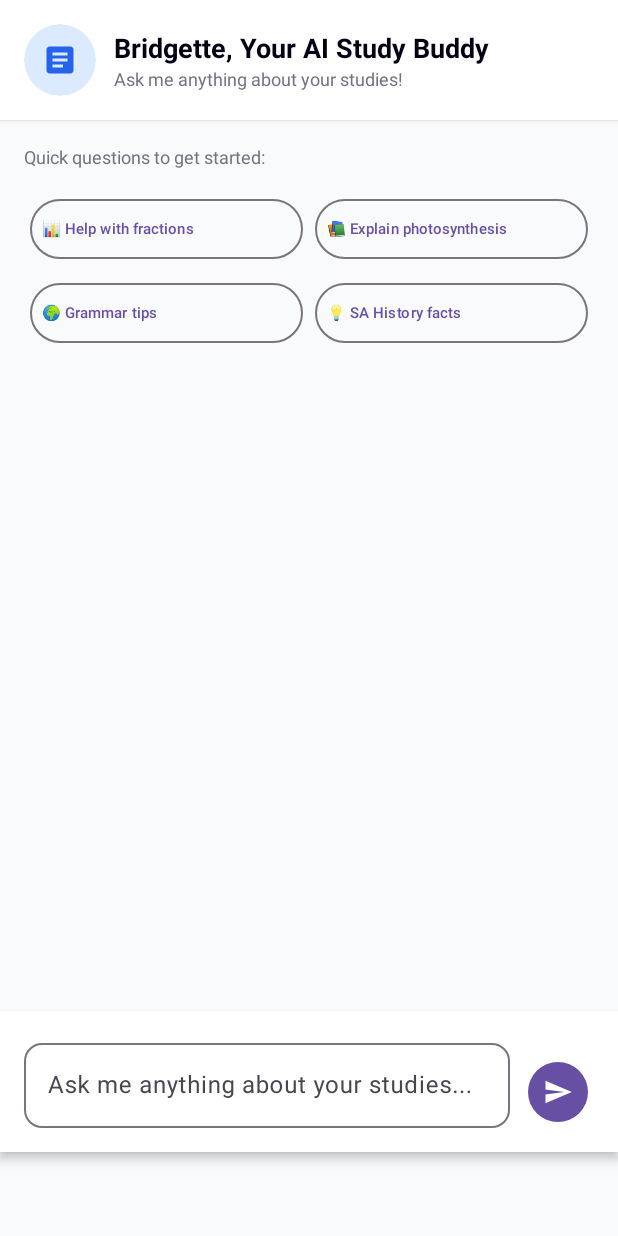
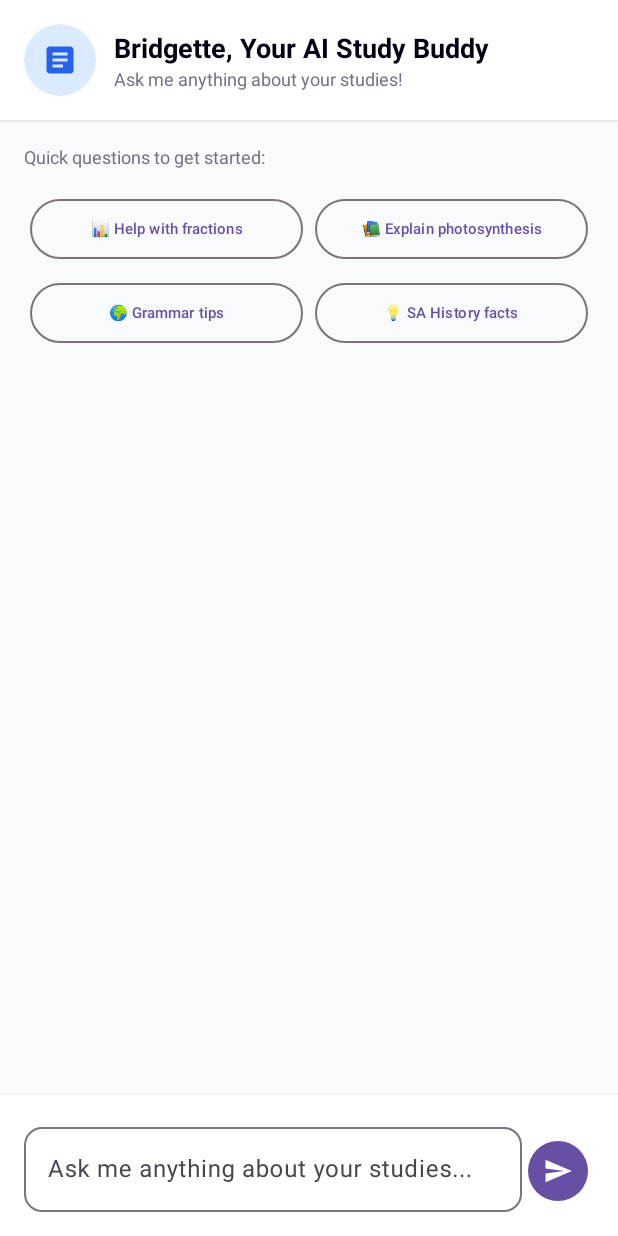
Before and after one commit to st10356506/EduBridge, an Android app: the fragment AiFragment shown on its own in the app's theme, on a phone screen of 412 x 824 dp. Run offline under Robolectric (Android 15) with nearby library versions, the phone set to English and light mode, and no system bars; 1 statement that could not run was skipped.

Commit message:
Username added to reflect, scroll on Bridget

```diff
--- a/app/src/main/java/com/example/edubridge/AiFragment.kt
+++ b/app/src/main/java/com/example/edubridge/AiFragment.kt
@@ -5,21 +5,18 @@ import androidx.fragment.app.Fragment
 import android.view.LayoutInflater
 import android.view.View
 import android.view.ViewGroup
+import androidx.recyclerview.widget.LinearLayoutManager
+import androidx.recyclerview.widget.RecyclerView
+import com.google.android.material.button.MaterialButton
+import com.google.android.material.textfield.TextInputEditText
 
-// TODO: Rename parameter arguments, choose names that match
-// the fragment initialization parameters, e.g. ARG_ITEM_NUMBER
 private const val ARG_PARAM1 = "param1"
 private const val ARG_PARAM2 = "param2"
 
-/**
- * A simple [Fragment] subclass.
- * Use the [AiFragment.newInstance] factory method to
- * create an instance of this fragment.
- */
 class AiFragment : Fragment() {
-    // TODO: Rename and change types of parameters
     private var param1: String? = null
     private var param2: String? = null
+    private lateinit var adapter: ChatAdapter
 
     override fun onCreate(savedInstanceState: Bundle?) {
         super.onCreate(savedInstanceState)
@@ -33,20 +30,63 @@ class AiFragment : Fragment() {
         inflater: LayoutInflater, container: ViewGroup?,
         savedInstanceState: Bundle?
     ): View? {
-        // Inflate the layout for this fragment
         return inflater.inflate(R.layout.fragment_ai_chat, container, false)
     }
 
+    override fun onViewCreated(view: View, savedInstanceState: Bundle?) {
+        super.onViewCreated(view, savedInstanceState)
+
+        val recyclerView = view.findViewById<RecyclerView>(R.id.messages_recycler_view)
+        val sendButton = view.findViewById<MaterialButton>(R.id.send_button)
+        val messageInput = view.findViewById<TextInputEditText>(R.id.message_input)
+
+        // Setup RecyclerView (no NestedScrollView needed now)
+        val layoutManager = LinearLayoutManager(requireContext())
+        layoutManager.stackFromEnd = true
+        recyclerView.layoutManager = layoutManager
+        recyclerView.setHasFixedSize(true)
+
+        // Attach empty adapter (no seeded messages)
+        adapter = ChatAdapter()
+        recyclerView.adapter = adapter
+
+        // Scroll to bottom helper
+        fun scrollToBottom() {
+            if (adapter.itemCount > 0) {
+                recyclerView.scrollToPosition(adapter.itemCount - 1)
+            }
+        }
+
+        // Auto-scroll when new messages are inserted
+        val observer = object : RecyclerView.AdapterDataObserver() {
+            override fun onItemRangeInserted(positionStart: Int, itemCount: Int) { scrollToBottom() }
+        }
+        adapter.registerAdapterDataObserver(observer)
+
+        // Send button logic
+        sendButton.setOnClickListener {
+            val text = messageInput.text?.toString()?.trim()
+            if (!text.isNullOrEmpty()) {
+                adapter.addMessage(text)
+                messageInput.text?.clear()
+            }
+        }
+
+        // Initial scroll
+        view.post { scrollToBottom() }
+    }
+
+    override fun onResume() {
+        super.onResume()
+        view?.post {
+            if (adapter.itemCount > 0) {
+                view?.findViewById<RecyclerView>(R.id.messages_recycler_view)
+                    ?.scrollToPosition(adapter.itemCount - 1)
+            }
+        }
+    }
+
     companion object {
-        /**
-         * Use this factory method to create a new instance of
-         * this fragment using the provided parameters.
-         *
-         * @param param1 Parameter 1.
-         * @param param2 Parameter 2.
-         * @return A new instance of fragment AiFragment.
-         */
-        // TODO: Rename and change types and number of parameters
         @JvmStatic
         fun newInstance(param1: String, param2: String) =
             AiFragment().apply {
--- a/app/src/main/res/layout/fragment_ai_chat.xml
+++ b/app/src/main/res/layout/fragment_ai_chat.xml
@@ -1,29 +1,47 @@
 <?xml version="1.0" encoding="utf-8"?>
-<LinearLayout xmlns:android="http://schemas.android.com/apk/res/android"
+<androidx.constraintlayout.widget.ConstraintLayout
+    xmlns:android="http://schemas.android.com/apk/res/android"
     xmlns:app="http://schemas.android.com/apk/res-auto"
     xmlns:tools="http://schemas.android.com/tools"
     android:layout_width="match_parent"
     android:layout_height="match_parent"
-    android:orientation="vertical"
     android:background="@color/gray_50">
 
-    <!-- Header -->
+    <!-- NestedScrollView for scrollable content -->
+    <androidx.core.widget.NestedScrollView
+        android:id="@+id/chat_scroll"
+        android:layout_width="0dp"
+        android:layout_height="0dp"
+        android:fillViewport="true"
+        android:clipToPadding="false"
+        android:paddingBottom="16dp"
+        app:layout_constraintTop_toTopOf="parent"
+        app:layout_constraintBottom_toTopOf="@id/input_container"
+        app:layout_constraintStart_toStartOf="parent"
+        app:layout_constraintEnd_toEndOf="parent">
+
+        <LinearLayout
+            android:layout_width="match_parent"
+            android:layout_height="wrap_content"
+            android:orientation="vertical">
+
+            <!-- Header (static) -->
             <LinearLayout
                 android:id="@+id/chat_header"
                 android:layout_width="match_parent"
                 android:layout_height="wrap_content"
                 android:background="@color/white"
                 android:elevation="2dp"
+                android:orientation="horizontal"
                 android:gravity="center_vertical"
-        android:orientation="horizontal"
                 android:padding="16dp">
 
                 <androidx.cardview.widget.CardView
                     android:layout_width="48dp"
                     android:layout_height="48dp"
                     android:layout_marginEnd="12dp"
+                    app:cardCornerRadius="24dp"
                     app:cardBackgroundColor="@color/blue_100"
-            app:cardCornerRadius="24dp"
                     app:cardElevation="0dp">
 
                     <ImageView
@@ -31,7 +49,7 @@
                         android:layout_height="24dp"
                         android:layout_gravity="center"
                         android:src="@drawable/ic_ai_bot"
-                app:tint="@color/blue_600" />
+                        app:tint="@color/blue_600"/>
                 </androidx.cardview.widget.CardView>
 
                 <LinearLayout
@@ -43,40 +61,39 @@
                         android:layout_width="wrap_content"
                         android:layout_height="wrap_content"
                         android:text="Bridgette, Your AI Study Buddy"
-                android:textColor="@color/primary"
                         android:textSize="18sp"
-                android:textStyle="bold" />
+                        android:textStyle="bold"
+                        android:textColor="@color/primary"/>
 
                     <TextView
                         android:layout_width="wrap_content"
                         android:layout_height="wrap_content"
                         android:text="Ask me anything about your studies!"
-                android:textColor="@color/muted_foreground"
-                android:textSize="12sp" />
+                        android:textSize="12sp"
+                        android:textColor="@color/muted_foreground"/>
                 </LinearLayout>
             </LinearLayout>
 
-    <!-- Quick Questions Section -->
+            <!-- Quick Questions -->
             <LinearLayout
+                android:id="@+id/quick_questions_container"
                 android:layout_width="match_parent"
                 android:layout_height="wrap_content"
-        android:background="@color/gray_50"
                 android:orientation="vertical"
                 android:padding="16dp">
 
                 <TextView
                     android:layout_width="wrap_content"
                     android:layout_height="wrap_content"
-            android:layout_marginBottom="12dp"
                     android:text="Quick questions to get started:"
+                    android:textSize="12sp"
                     android:textColor="@color/muted_foreground"
-            android:textSize="12sp" />
+                    android:layout_marginBottom="12dp"/>
 
                 <GridLayout
                     android:layout_width="match_parent"
                     android:layout_height="wrap_content"
-            android:columnCount="2"
-            android:rowCount="2">
+                    android:columnCount="2">
 
                     <com.google.android.material.button.MaterialButton
                         android:id="@+id/quick_question_fractions"
@@ -85,11 +102,9 @@
                         android:layout_height="wrap_content"
                         android:layout_columnWeight="1"
                         android:layout_margin="4dp"
-                android:gravity="start|center_vertical"
-                android:padding="8dp"
                         android:text="📊 Help with fractions"
-                android:textAllCaps="false"
-                android:textSize="10sp" />
+                        android:textSize="10sp"
+                        android:textAllCaps="false"/>
 
                     <com.google.android.material.button.MaterialButton
                         android:id="@+id/quick_question_photosynthesis"
@@ -98,11 +113,9 @@
                         android:layout_height="wrap_content"
                         android:layout_columnWeight="1"
                         android:layout_margin="4dp"
-                android:gravity="start|center_vertical"
-                android:padding="8dp"
                         android:text="📚 Explain photosynthesis"
-                android:textAllCaps="false"
-                android:textSize="10sp" />
+                        android:textSize="10sp"
+                        android:textAllCaps="false"/>
 
                     <com.google.android.material.button.MaterialButton
                         android:id="@+id/quick_question_grammar"
@@ -111,11 +124,9 @@
                         android:layout_height="wrap_content"
                         android:layout_columnWeight="1"
                         android:layout_margin="4dp"
-                android:gravity="start|center_vertical"
-                android:padding="8dp"
                         android:text="🌍 Grammar tips"
-                android:textAllCaps="false"
-                android:textSize="10sp" />
+                        android:textSize="10sp"
+                        android:textAllCaps="false"/>
 
                     <com.google.android.material.button.MaterialButton
                         android:id="@+id/quick_question_history"
@@ -124,45 +135,47 @@
                         android:layout_height="wrap_content"
                         android:layout_columnWeight="1"
                         android:layout_margin="4dp"
-                android:gravity="start|center_vertical"
-                android:padding="8dp"
                         android:text="💡 SA History facts"
-                android:textAllCaps="false"
-                android:textSize="10sp" />
+                        android:textSize="10sp"
+                        android:textAllCaps="false"/>
                 </GridLayout>
             </LinearLayout>
 
-    <!-- Messages RecyclerView -->
+            <!-- Messages list -->
             <androidx.recyclerview.widget.RecyclerView
                 android:id="@+id/messages_recycler_view"
                 android:layout_width="match_parent"
-        android:layout_height="0dp"
-        android:layout_weight="1"
+                android:layout_height="wrap_content"
                 android:padding="16dp"
                 android:clipToPadding="false"
-        tools:itemCount="5"
-        tools:listitem="@layout/item_chat_message" />
+                tools:listitem="@layout/item_chat_message"
+                tools:itemCount="5"/>
 
-    <!-- Input Section -->
+        </LinearLayout>
+    </androidx.core.widget.NestedScrollView>
+
+    <!-- Input pinned to bottom -->
     <LinearLayout
-        android:layout_width="match_parent"
+        android:id="@+id/input_container"
+        android:layout_width="0dp"
         android:layout_height="wrap_content"
+        android:orientation="horizontal"
         android:background="@color/white"
         android:elevation="4dp"
-        android:orientation="horizontal"
         android:padding="16dp"
-        android:layout_marginBottom="56dp">
+        app:layout_constraintBottom_toBottomOf="parent"
+        app:layout_constraintStart_toStartOf="parent"
+        app:layout_constraintEnd_toEndOf="parent">
 
         <com.google.android.material.textfield.TextInputLayout
             android:layout_width="0dp"
+            android:layout_weight="1"
             android:layout_height="wrap_content"
-            android:layout_weight="1"
-            android:layout_marginEnd="8dp"
             app:boxBackgroundMode="outline"
-            app:boxCornerRadiusBottomEnd="12dp"
+            app:boxCornerRadiusTopStart="12dp"
+            app:boxCornerRadiusTopEnd="12dp"
             app:boxCornerRadiusBottomStart="12dp"
-            app:boxCornerRadiusTopEnd="12dp"
-            app:boxCornerRadiusTopStart="12dp">
+            app:boxCornerRadiusBottomEnd="12dp">
 
             <com.google.android.material.textfield.TextInputEditText
                 android:id="@+id/message_input"
@@ -170,16 +183,16 @@
                 android:layout_height="wrap_content"
                 android:hint="Ask me anything about your studies..."
                 android:maxLines="3"
-                android:minHeight="48dp" />
+                android:minHeight="48dp"/>
         </com.google.android.material.textfield.TextInputLayout>
 
         <com.google.android.material.button.MaterialButton
             android:id="@+id/send_button"
-            style="@style/Widget.Material3.Button.IconButton.Filled"
             android:layout_width="48dp"
             android:layout_height="48dp"
-            android:layout_gravity="bottom"
+            style="@style/Widget.Material3.Button.IconButton.Filled"
             app:icon="@drawable/ic_send"
-            app:iconSize="20dp" />
+            app:iconSize="20dp"/>
     </LinearLayout>
-</LinearLayout>
+
+</androidx.constraintlayout.widget.ConstraintLayout>
--- a/gradle/libs.versions.toml
+++ b/gradle/libs.versions.toml
@@ -1,5 +1,5 @@
 [versions]
-agp = "8.8.2"
+agp = "8.12.0"
 kotlin = "1.9.24"
 coreKtx = "1.16.0"
 junit = "4.13.2"
```
Also changed, not shown: app/src/main/java/ChatAdapter.kt (+31 -1 lines), app/src/main/java/com/example/edubridge/HomeFragment.kt (+15 -4 lines), app/src/main/java/com/example/edubridge/LoginActivity.kt (+9 -4 lines), app/src/main/java/com/example/edubridge/MainActivity.kt (+16 -2 lines), app/src/main/java/com/example/edubridge/SignUpActivity.kt (+12 -9 lines), app/src/main/res/layout/fragment_signup.xml (+16 -2 lines), app/src/main/res/values/strings.xml (+5 -3 lines), gradle/wrapper/gradle-wrapper.properties. Lines whose indentation alone changed are shown as unchanged.
